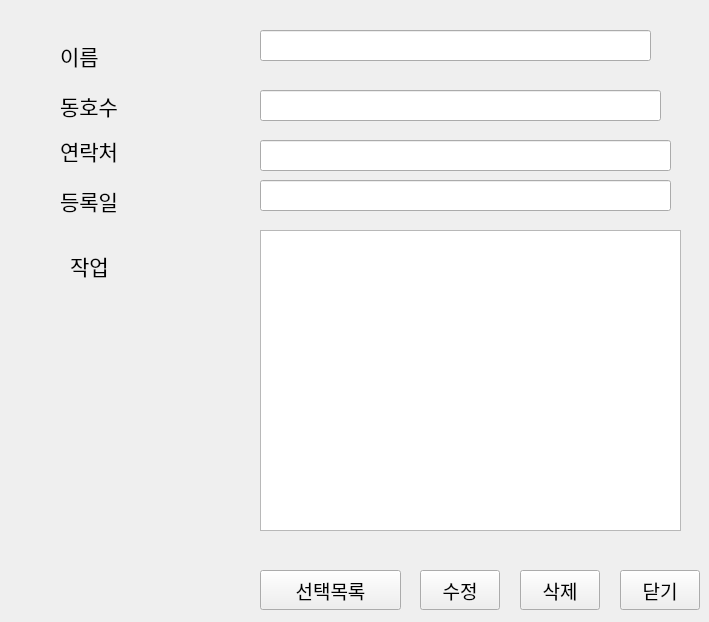
Qt form read.ui (kimdoyeonsa/chowon) before a commit.
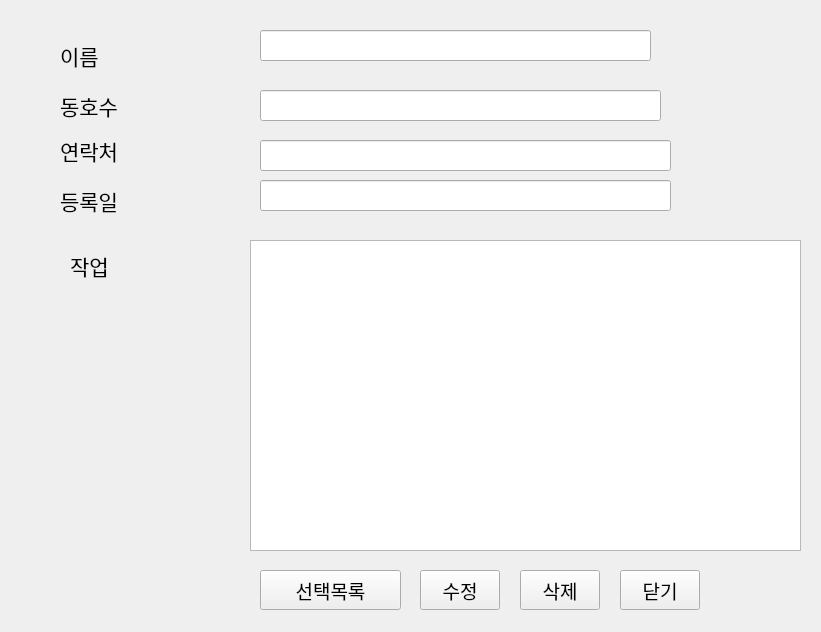
The same form after that commit.

What changed in the file:
```diff
--- a/read.ui
+++ b/read.ui
@@ -6,8 +6,8 @@
    <rect>
     <x>0</x>
     <y>0</y>
-    <width>709</width>
-    <height>622</height>
+    <width>821</width>
+    <height>632</height>
    </rect>
   </property>
   <property name="windowTitle">
@@ -263,10 +263,10 @@
   <widget class="QTableWidget" name="salsel_tableWidget">
    <property name="geometry">
     <rect>
-     <x>260</x>
-     <y>230</y>
-     <width>421</width>
-     <height>301</height>
+     <x>250</x>
+     <y>240</y>
+     <width>551</width>
+     <height>311</height>
     </rect>
    </property>
   </widget>
```
Left out of the diff: 15 changed lines with no effect on the pictures.
